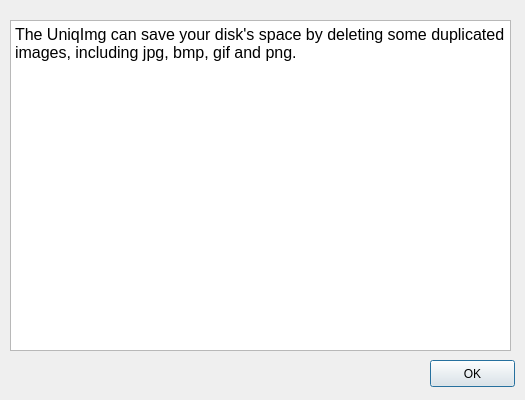
Before: the Qt Designer form uniqImg/src/ui/guidedialog.ui in chenyvehtung/multimedia, drawn with Qt 5.
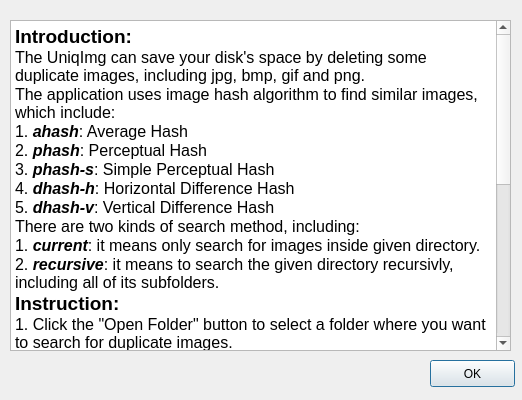
After: the same form once the commit is applied.

What changed in the file:
```diff
--- a/uniqImg/src/ui/guidedialog.ui
+++ b/uniqImg/src/ui/guidedialog.ui
@@ -6,7 +6,7 @@
    <rect>
     <x>0</x>
     <y>0</y>
-    <width>525</width>
+    <width>522</width>
     <height>400</height>
    </rect>
   </property>
@@ -27,8 +27,32 @@
 &lt;html&gt;&lt;head&gt;&lt;meta name=&quot;qrichtext&quot; content=&quot;1&quot; /&gt;&lt;style type=&quot;text/css&quot;&gt;
 p, li { white-space: pre-wrap; }
 &lt;/style&gt;&lt;/head&gt;&lt;body style=&quot; font-family:'Open Sans'; font-size:9pt; font-weight:400; font-style:normal;&quot;&gt;
-&lt;p style=&quot; margin-top:0px; margin-bottom:0px; margin-left:0px; margin-right:0px; -qt-block-indent:0; text-indent:0px;&quot;&gt;&lt;span style=&quot; font-size:12pt;&quot;&gt;The UniqImg can save your disk's space by deleting some duplicated images, including jpg, bmp, gif and png.&lt;/span&gt;&lt;/p&gt;
-&lt;p style=&quot;-qt-paragraph-type:empty; margin-top:0px; margin-bottom:0px; margin-left:0px; margin-right:0px; -qt-block-indent:0; text-indent:0px; font-size:12pt;&quot;&gt;&lt;br /&gt;&lt;/p&gt;&lt;/body&gt;&lt;/html&gt;</string>
+&lt;p style=&quot; margin-top:0px; margin-bottom:0px; margin-left:0px; margin-right:0px; -qt-block-indent:0; text-indent:0px;&quot;&gt;&lt;span style=&quot; font-size:14pt; font-weight:600;&quot;&gt;Introduction:&lt;/span&gt;&lt;/p&gt;
+&lt;p style=&quot; margin-top:0px; margin-bottom:0px; margin-left:0px; margin-right:0px; -qt-block-indent:0; text-indent:0px;&quot;&gt;&lt;span style=&quot; font-size:12pt;&quot;&gt;The UniqImg can save your disk's space by deleting some duplicate images, including jpg, bmp, gif and png.&lt;/span&gt;&lt;/p&gt;
+&lt;p style=&quot; margin-top:0px; margin-bottom:0px; margin-left:0px; margin-right:0px; -qt-block-indent:0; text-indent:0px;&quot;&gt;&lt;span style=&quot; font-size:12pt;&quot;&gt;The application uses image hash algorithm to find similar images, which include:&lt;/span&gt;&lt;/p&gt;
+&lt;p style=&quot; margin-top:0px; margin-bottom:0px; margin-left:0px; margin-right:0px; -qt-block-indent:0; text-indent:0px;&quot;&gt;&lt;span style=&quot; font-size:12pt;&quot;&gt;1. &lt;/span&gt;&lt;span style=&quot; font-size:12pt; font-weight:600; font-style:italic;&quot;&gt;ahash&lt;/span&gt;&lt;span style=&quot; font-size:12pt;&quot;&gt;: Average Hash&lt;/span&gt;&lt;/p&gt;
+&lt;p style=&quot; margin-top:0px; margin-bottom:0px; margin-left:0px; margin-right:0px; -qt-block-indent:0; text-indent:0px;&quot;&gt;&lt;span style=&quot; font-size:12pt;&quot;&gt;2. &lt;/span&gt;&lt;span style=&quot; font-size:12pt; font-weight:600; font-style:italic;&quot;&gt;phash&lt;/span&gt;&lt;span style=&quot; font-size:12pt;&quot;&gt;: Perceptual Hash&lt;/span&gt;&lt;/p&gt;
+&lt;p style=&quot; margin-top:0px; margin-bottom:0px; margin-left:0px; margin-right:0px; -qt-block-indent:0; text-indent:0px;&quot;&gt;&lt;span style=&quot; font-size:12pt;&quot;&gt;3. &lt;/span&gt;&lt;span style=&quot; font-size:12pt; font-weight:600; font-style:italic;&quot;&gt;phash-s&lt;/span&gt;&lt;span style=&quot; font-size:12pt;&quot;&gt;: Simple Perceptual Hash&lt;/span&gt;&lt;/p&gt;
+&lt;p style=&quot; margin-top:0px; margin-bottom:0px; margin-left:0px; margin-right:0px; -qt-block-indent:0; text-indent:0px;&quot;&gt;&lt;span style=&quot; font-size:12pt;&quot;&gt;4. &lt;/span&gt;&lt;span style=&quot; font-size:12pt; font-weight:600; font-style:italic;&quot;&gt;dhash-h&lt;/span&gt;&lt;span style=&quot; font-size:12pt;&quot;&gt;: Horizontal Difference Hash&lt;/span&gt;&lt;/p&gt;
+&lt;p style=&quot; margin-top:0px; margin-bottom:0px; margin-left:0px; margin-right:0px; -qt-block-indent:0; text-indent:0px;&quot;&gt;&lt;span style=&quot; font-size:12pt;&quot;&gt;5. &lt;/span&gt;&lt;span style=&quot; font-size:12pt; font-weight:600; font-style:italic;&quot;&gt;dhash-v&lt;/span&gt;&lt;span style=&quot; font-size:12pt;&quot;&gt;: Vertical Difference Hash&lt;/span&gt;&lt;/p&gt;
+&lt;p style=&quot; margin-top:0px; margin-bottom:0px; margin-left:0px; margin-right:0px; -qt-block-indent:0; text-indent:0px;&quot;&gt;&lt;span style=&quot; font-size:12pt;&quot;&gt;There are two kinds of search method, including:&lt;/span&gt;&lt;/p&gt;
+&lt;p style=&quot; margin-top:0px; margin-bottom:0px; margin-left:0px; margin-right:0px; -qt-block-indent:0; text-indent:0px;&quot;&gt;&lt;span style=&quot; font-size:12pt;&quot;&gt;1. &lt;/span&gt;&lt;span style=&quot; font-size:12pt; font-weight:600; font-style:italic;&quot;&gt;current&lt;/span&gt;&lt;span style=&quot; font-size:12pt;&quot;&gt;: it means only search for images inside given directory.&lt;/span&gt;&lt;/p&gt;
+&lt;p style=&quot; margin-top:0px; margin-bottom:0px; margin-left:0px; margin-right:0px; -qt-block-indent:0; text-indent:0px;&quot;&gt;&lt;span style=&quot; font-size:12pt;&quot;&gt;2. &lt;/span&gt;&lt;span style=&quot; font-size:12pt; font-weight:600; font-style:italic;&quot;&gt;recursive&lt;/span&gt;&lt;span style=&quot; font-size:12pt;&quot;&gt;: it means to search the given directory recursivly, including all of its subfolders.&lt;/span&gt;&lt;/p&gt;
+&lt;p style=&quot; margin-top:0px; margin-bottom:0px; margin-left:0px; margin-right:0px; -qt-block-indent:0; text-indent:0px;&quot;&gt;&lt;span style=&quot; font-size:14pt; font-weight:600;&quot;&gt;Instruction:&lt;/span&gt;&lt;/p&gt;
+&lt;p style=&quot; margin-top:0px; margin-bottom:0px; margin-left:0px; margin-right:0px; -qt-block-indent:0; text-indent:0px;&quot;&gt;&lt;span style=&quot; font-size:12pt;&quot;&gt;1. Click the &amp;quot;Open Folder&amp;quot; button to select a folder where you want to search for duplicate images.&lt;/span&gt;&lt;/p&gt;
+&lt;p style=&quot; margin-top:0px; margin-bottom:0px; margin-left:0px; margin-right:0px; -qt-block-indent:0; text-indent:0px;&quot;&gt;&lt;span style=&quot; font-size:12pt;&quot;&gt;2. Select &amp;quot;hash algorithm&amp;quot; and &amp;quot;search depth&amp;quot; in the toolbar.&lt;/span&gt;&lt;/p&gt;
+&lt;p style=&quot; margin-top:0px; margin-bottom:0px; margin-left:0px; margin-right:0px; -qt-block-indent:0; text-indent:0px;&quot;&gt;&lt;span style=&quot; font-size:12pt;&quot;&gt;3. Click &amp;quot;Search&amp;quot; button to search for duplicate images.&lt;/span&gt;&lt;/p&gt;
+&lt;p style=&quot; margin-top:0px; margin-bottom:0px; margin-left:0px; margin-right:0px; -qt-block-indent:0; text-indent:0px;&quot;&gt;&lt;span style=&quot; font-size:12pt;&quot;&gt;4. The results would be shown on the lower part, in which each kind of duplicate images will be stored in a folder.&lt;/span&gt;&lt;/p&gt;
+&lt;p style=&quot; margin-top:0px; margin-bottom:0px; margin-left:0px; margin-right:0px; -qt-block-indent:0; text-indent:0px;&quot;&gt;&lt;span style=&quot; font-size:12pt;&quot;&gt;5. Click a folder to open the detail dialog, where you could see all of the duplicate images.&lt;/span&gt;&lt;/p&gt;
+&lt;p style=&quot; margin-top:0px; margin-bottom:0px; margin-left:0px; margin-right:0px; -qt-block-indent:0; text-indent:0px;&quot;&gt;&lt;span style=&quot; font-size:12pt;&quot;&gt;6. Check some images you want to remove, a preview of the selected image will be presented on the right hand side.&lt;/span&gt;&lt;/p&gt;
+&lt;p style=&quot; margin-top:0px; margin-bottom:0px; margin-left:0px; margin-right:0px; -qt-block-indent:0; text-indent:0px;&quot;&gt;&lt;span style=&quot; font-size:12pt;&quot;&gt;7. Click &amp;quot;Remove&amp;quot; button to remove the selected images. And that's it.&lt;/span&gt;&lt;/p&gt;
+&lt;p style=&quot; margin-top:0px; margin-bottom:0px; margin-left:0px; margin-right:0px; -qt-block-indent:0; text-indent:0px;&quot;&gt;&lt;span style=&quot; font-size:14pt; font-weight:600;&quot;&gt;Shortcuts:&lt;/span&gt;&lt;/p&gt;
+&lt;p style=&quot; margin-top:0px; margin-bottom:0px; margin-left:0px; margin-right:0px; -qt-block-indent:0; text-indent:0px;&quot;&gt;&lt;span style=&quot; font-size:12pt;&quot;&gt;1. Open Homepage: &lt;/span&gt;&lt;span style=&quot; font-size:12pt; font-style:italic;&quot;&gt;Ctrl+H&lt;/span&gt;&lt;/p&gt;
+&lt;p style=&quot; margin-top:0px; margin-bottom:0px; margin-left:0px; margin-right:0px; -qt-block-indent:0; text-indent:0px;&quot;&gt;&lt;span style=&quot; font-size:12pt;&quot;&gt;2. Open Folder: &lt;/span&gt;&lt;span style=&quot; font-size:12pt; font-style:italic;&quot;&gt;Ctrl+O&lt;/span&gt;&lt;/p&gt;
+&lt;p style=&quot; margin-top:0px; margin-bottom:0px; margin-left:0px; margin-right:0px; -qt-block-indent:0; text-indent:0px;&quot;&gt;&lt;span style=&quot; font-size:12pt;&quot;&gt;3. Exit: &lt;/span&gt;&lt;span style=&quot; font-size:12pt; font-style:italic;&quot;&gt;Ctrl+Q&lt;/span&gt;&lt;/p&gt;
+&lt;p style=&quot; margin-top:0px; margin-bottom:0px; margin-left:0px; margin-right:0px; -qt-block-indent:0; text-indent:0px;&quot;&gt;&lt;span style=&quot; font-size:12pt;&quot;&gt;4. Search: &lt;/span&gt;&lt;span style=&quot; font-size:12pt; font-style:italic;&quot;&gt;Enter &lt;/span&gt;&lt;span style=&quot; font-size:12pt;&quot;&gt;(it works only when the path line is focused)&lt;/span&gt;&lt;/p&gt;
+&lt;p style=&quot; margin-top:0px; margin-bottom:0px; margin-left:0px; margin-right:0px; -qt-block-indent:0; text-indent:0px;&quot;&gt;&lt;span style=&quot; font-size:14pt; font-weight:600;&quot;&gt;Help:&lt;/span&gt;&lt;/p&gt;
+&lt;p style=&quot; margin-top:0px; margin-bottom:0px; margin-left:0px; margin-right:0px; -qt-block-indent:0; text-indent:0px;&quot;&gt;&lt;span style=&quot; font-size:12pt;&quot;&gt;For some help, feel free to contact &lt;/span&gt;&lt;span style=&quot; font-size:12pt; text-decoration: underline; color:#0000ff;&quot;&gt;chenyd@yandex.com&lt;/span&gt;&lt;/p&gt;&lt;/body&gt;&lt;/html&gt;</string>
    </property>
   </widget>
   <widget class="QPushButton" name="pushButton">
```
